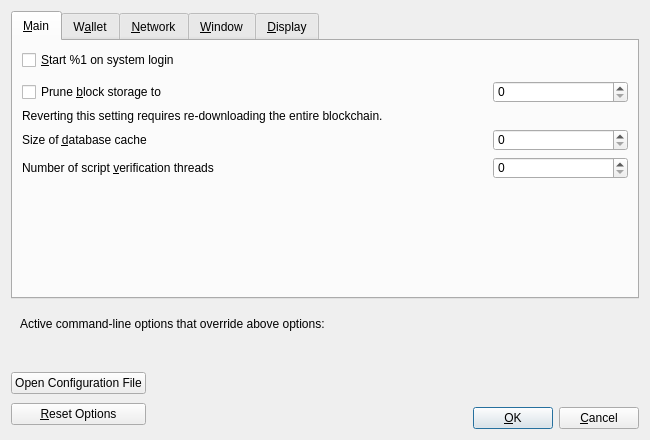
Qt form src/qt/forms/optionsdialog.ui (MIPPL/SIN-core) before a commit.
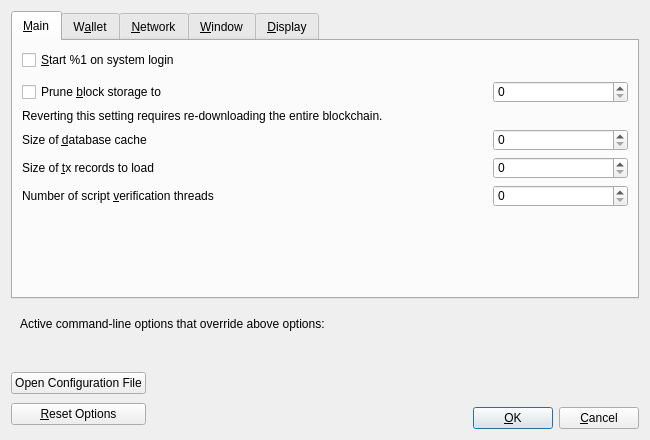
The same form after that commit. The open tabs and pages were chosen to show the change. Custom widgets are drawn as their Qt base class.

Commit message: [qt] Add a GUI for setting the maximum amount of transactions to load

```diff
--- a/src/qt/forms/optionsdialog.ui
+++ b/src/qt/forms/optionsdialog.ui
@@ -154,6 +154,46 @@
          </item>
         </layout>
        </item>
+       <item>
+        <layout class="QHBoxLayout" name="horizontalLayout_2_Main">
+         <item>
+          <widget class="QLabel" name="recordsToLoadLabel">
+           <property name="text">
+            <string>Size of &amp;tx records to load</string>
+           </property>
+           <property name="textFormat">
+            <enum>Qt::PlainText</enum>
+           </property>
+           <property name="buddy">
+            <cstring>recordsToLoad</cstring>
+           </property>
+          </widget>
+         </item>
+         <item>
+          <spacer name="horizontalSpacer_2_Main">
+           <property name="orientation">
+            <enum>Qt::Horizontal</enum>
+           </property>
+           <property name="sizeHint" stdset="0">
+            <size>
+             <width>40</width>
+             <height>20</height>
+            </size>
+           </property>
+          </spacer>
+         </item>
+         <item>
+          <widget class="QSpinBox" name="recordsToLoad">
+           <property name="minimumSize">
+            <size>
+             <width>135</width>
+             <height>0</height>
+            </size>
+           </property>
+          </widget>
+         </item>
+        </layout>
+       </item>
        <item>
         <layout class="QHBoxLayout" name="horizontalLayout_Main_VerifyLabel">
          <item>
```
The commit also changes 8 other files.
